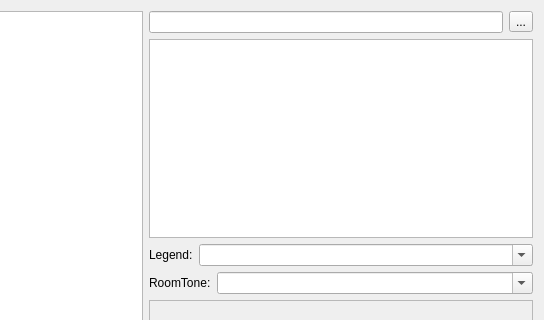
timbaker/tiled, file src/tiled/BuildingEditor/welcomemode.ui: the form before one commit; both pictures show x 249 to 793 and y 0 to 320 of the 793 by 567 pixel window.
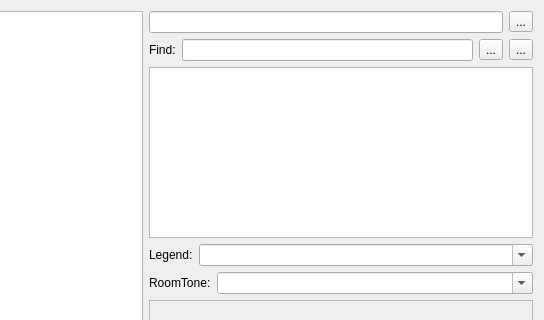
The form after the commit. Icons and pictures are not drawn.

Commit message: Added filename filter entry to BuildingEd's Welcome screen.

```diff
--- a/src/tiled/BuildingEditor/welcomemode.ui
+++ b/src/tiled/BuildingEditor/welcomemode.ui
@@ -60,6 +60,64 @@
        </layout>
       </widget>
      </item>
+     <item>
+      <layout class="QHBoxLayout" name="findLayout">
+       <item>
+        <widget class="QLabel" name="findLabel">
+         <property name="sizePolicy">
+          <sizepolicy hsizetype="Preferred" vsizetype="Preferred">
+           <horstretch>0</horstretch>
+           <verstretch>0</verstretch>
+          </sizepolicy>
+         </property>
+         <property name="text">
+          <string>Find:</string>
+         </property>
+        </widget>
+       </item>
+       <item>
+        <widget class="QLineEdit" name="findEdit">
+         <property name="sizePolicy">
+          <sizepolicy hsizetype="Preferred" vsizetype="Fixed">
+           <horstretch>1</horstretch>
+           <verstretch>0</verstretch>
+          </sizepolicy>
+         </property>
+         <property name="maximumSize">
+          <size>
+           <width>384</width>
+           <height>16777215</height>
+          </size>
+         </property>
+         <property name="clearButtonEnabled">
+          <bool>true</bool>
+         </property>
+        </widget>
+       </item>
+       <item>
+        <widget class="QToolButton" name="findPrev">
+         <property name="text">
+          <string>...</string>
+         </property>
+         <property name="icon">
+          <iconset resource="../tiled.qrc">
+           <normaloff>:/images/16x16/go-up.png</normaloff>:/images/16x16/go-up.png</iconset>
+         </property>
+        </widget>
+       </item>
+       <item>
+        <widget class="QToolButton" name="findNext">
+         <property name="text">
+          <string>...</string>
+         </property>
+         <property name="icon">
+          <iconset resource="../tiled.qrc">
+           <normaloff>:/images/16x16/go-down.png</normaloff>:/images/16x16/go-down.png</iconset>
+         </property>
+        </widget>
+       </item>
+      </layout>
+     </item>
      <item>
       <widget class="QTreeView" name="treeView">
        <property name="maximumSize">
```
Left out of the diff: 4 changed lines with no effect on the pictures. The commit also changes 3 other files.
